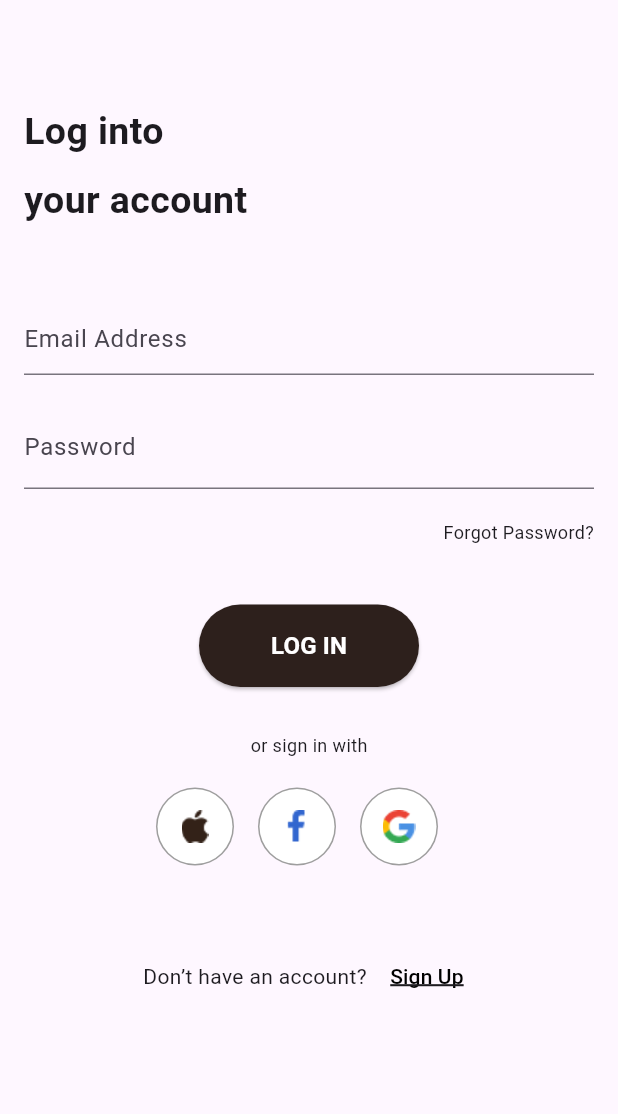
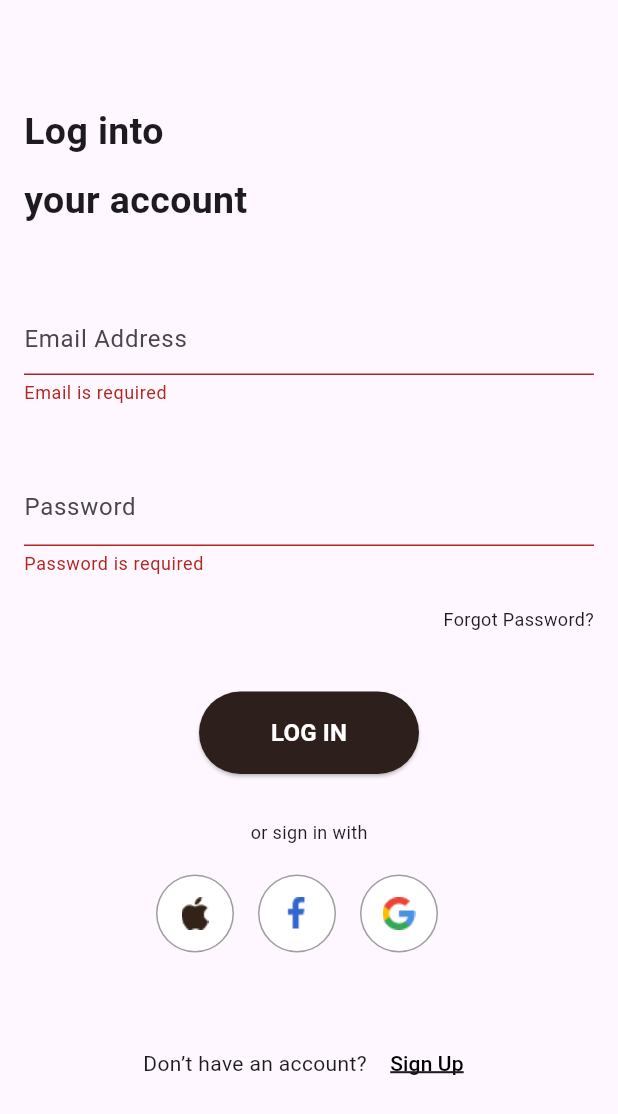
Before and after one commit to yousefmohamed35/FluxStore, a Flutter app: the LoginView screen opened by its route, after a tap on "LOG IN", on a phone screen of 412 x 824 dp. Shown: the top 1114 px of the screen. Run offline on Flutter 3.47's test engine with Material 3 defaults, Android fonts, the phone set to English and light mode, and no system bars; our stand-ins replace animate_do, flutter_bloc, get_it, go_router, shared_preferences; accounts and stored records are empty.

Commit message:
finish custom login form field

```diff
--- a/lib/core/widgets/custom_text_form_field.dart
+++ b/lib/core/widgets/custom_text_form_field.dart
@@ -1,14 +1,31 @@
 import 'package:flutter/material.dart';
 
-
 class CustomTextFormField extends StatelessWidget {
-  const CustomTextFormField({super.key, required this.hintText, this.validator});
   final String hintText;
   final String? Function(String?)? validator;
+  final bool? obscureText;
+  final TextEditingController? controller;
+  final Widget? suffix;
+  const CustomTextFormField({
+    super.key,
+    required this.hintText,
+    this.validator,
+    this.obscureText = false,
+    this.controller, this.suffix,
+  });
+
   @override
   Widget build(BuildContext context) {
     return TextFormField(
+      controller: controller,
+      obscureText: obscureText ?? false,
       validator: validator,
-      decoration: InputDecoration(hintText: hintText));
+
+      decoration: InputDecoration(
+        hintText: hintText,
+        suffix: suffix,
+      ),
+
+    );
   }
 }
--- a/lib/features/Auth/presentation/view/widgets/custom_login_form_field.dart
+++ b/lib/features/Auth/presentation/view/widgets/custom_login_form_field.dart
@@ -1,8 +1,9 @@
+import 'dart:developer';
 import 'package:flutter/material.dart';
+import 'package:fluxstore/core/functions/text_form_field_validation.dart';
 import 'package:fluxstore/core/widgets/custom_text_form_field.dart';
 import 'package:fluxstore/features/Auth/presentation/view/widgets/custom_auth_button.dart';
 import 'package:fluxstore/features/Auth/presentation/view/widgets/forget_password_button.dart';
-import 'package:fluxstore/features/Auth/presentation/view/widgets/sign_up_view_body.dart';
 
 class CustomLoginFormField extends StatefulWidget {
   const CustomLoginFormField({super.key});
@@ -12,18 +13,58 @@ class CustomLoginFormField extends StatefulWidget {
 }
 
 class _CustomLoginFormFieldState extends State<CustomLoginFormField> {
+  TextEditingController emailController = TextEditingController();
+  TextEditingController passwordController = TextEditingController();
+  GlobalKey<FormState> loginFormKey = GlobalKey();
+  bool obscure = true;
   @override
   Widget build(BuildContext context) {
-    return Column(
-      children: [
-        CustomTextFormField(hintText: 'Email Address',),
-          SizedBox(height: 20),
-          CustomTextField(text: 'Password'),
+    return Form(
+      key: loginFormKey,
+      child: Column(
+        children: [
+          CustomTextFormField(
+            hintText: 'Email Address',
+            controller: emailController,
+            validator: (email) {
+              return validateEmail(email);
+            },
+          ),
+          SizedBox(height: 30),
+          CustomTextFormField(
+            hintText: 'Password',
+            controller: passwordController,
+            obscureText: obscure,
+            suffix: IconButton(
+              onPressed: () {
+                setState(() {
+                  obscure = !obscure;
+                });
+              },
+              icon:
+                  obscure ? Icon(Icons.visibility_off) : Icon(Icons.visibility),
+            ),
+            validator: (password) {
+              return validatePassword(password);
+            },
+          ),
           SizedBox(height: 20),
           ForgetPasswordButton(),
           SizedBox(height: 40),
-          Center(child: CustomAuthButton(text: 'LOG IN', onPressed: () {})),
-      ],
+          Center(
+            child: CustomAuthButton(
+              text: 'LOG IN',
+              onPressed: () {
+                if (loginFormKey.currentState!.validate()) {
+                  log("success");
+                } else {
+                  log("not");
+                }
+              },
+            ),
+          ),
+        ],
+      ),
     );
   }
 }
```
